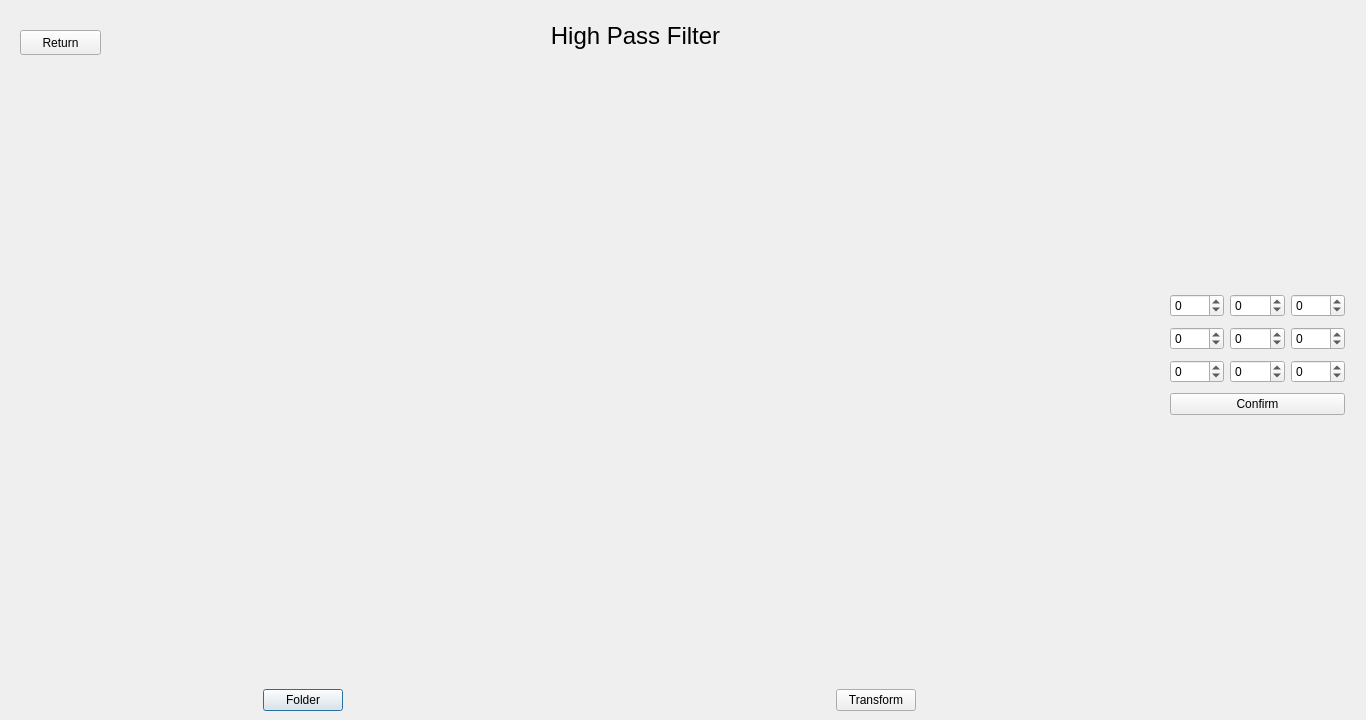
This is FiltOption/HighPassFilt/src/HighPassFilt/highpassfilt.ui in Rodelph/Image-Processing-Utility as Qt 5 draws it before an edit. The edited form follows.
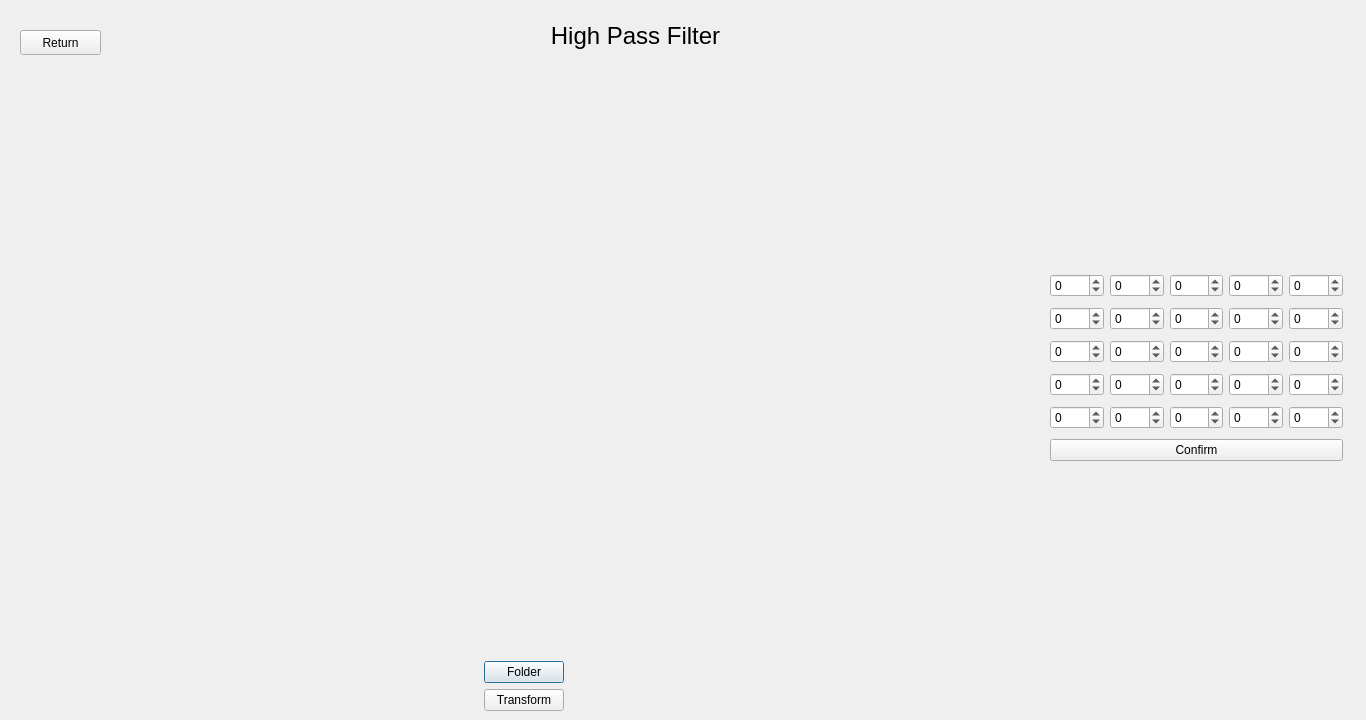
This is the edited form.

What changed in the file:
```diff
--- a/FiltOption/HighPassFilt/src/HighPassFilt/highpassfilt.ui
+++ b/FiltOption/HighPassFilt/src/HighPassFilt/highpassfilt.ui
@@ -35,9 +35,9 @@
    <property name="geometry">
     <rect>
      <x>19</x>
-     <y>70</y>
-     <width>1141</width>
-     <height>641</height>
+     <y>80</y>
+     <width>1011</width>
+     <height>631</height>
     </rect>
    </property>
    <layout class="QHBoxLayout" name="horizontalLayout">
@@ -57,17 +57,6 @@
         </property>
        </widget>
       </item>
-     </layout>
-    </item>
-    <item>
-     <layout class="QVBoxLayout" name="verticalLayout_2">
-      <item>
-       <widget class="QLabel" name="imageTrsLbl">
-        <property name="text">
-         <string/>
-        </property>
-       </widget>
-      </item>
       <item alignment="Qt::AlignHCenter">
        <widget class="QPushButton" name="transformBtn">
         <property name="text">
@@ -116,10 +105,10 @@
   <widget class="QWidget" name="verticalLayoutWidget">
    <property name="geometry">
     <rect>
-     <x>1170</x>
-     <y>290</y>
-     <width>175</width>
-     <height>129</height>
+     <x>1050</x>
+     <y>270</y>
+     <width>293</width>
+     <height>197</height>
     </rect>
    </property>
    <layout class="QVBoxLayout" name="verticalLayout_3">
@@ -155,10 +144,6 @@
         </property>
        </widget>
       </item>
-     </layout>
-    </item>
-    <item>
-     <layout class="QHBoxLayout" name="horizontalLayout_3">
       <item>
        <widget class="QSpinBox" name="spinBox_4">
         <property name="minimum">
@@ -179,6 +164,10 @@
         </property>
        </widget>
       </item>
+     </layout>
+    </item>
+    <item>
+     <layout class="QHBoxLayout" name="horizontalLayout_3">
       <item>
        <widget class="QSpinBox" name="spinBox_6">
         <property name="minimum">
@@ -189,10 +178,6 @@
         </property>
        </widget>
       </item>
-     </layout>
-    </item>
-    <item>
-     <layout class="QHBoxLayout" name="horizontalLayout_5">
       <item>
        <widget class="QSpinBox" name="spinBox_7">
         <property name="minimum">
@@ -215,6 +200,178 @@
       </item>
       <item>
        <widget class="QSpinBox" name="spinBox_9">
+        <property name="minimum">
+         <number>-99</number>
+        </property>
+        <property name="value">
+         <number>0</number>
+        </property>
+       </widget>
+      </item>
+      <item>
+       <widget class="QSpinBox" name="spinBox_10">
+        <property name="minimum">
+         <number>-99</number>
+        </property>
+        <property name="value">
+         <number>0</number>
+        </property>
+       </widget>
+      </item>
+     </layout>
+    </item>
+    <item>
+     <layout class="QHBoxLayout" name="horizontalLayout_5">
+      <item>
+       <widget class="QSpinBox" name="spinBox_11">
+        <property name="minimum">
+         <number>-99</number>
+        </property>
+        <property name="value">
+         <number>0</number>
+        </property>
+       </widget>
+      </item>
+      <item>
+       <widget class="QSpinBox" name="spinBox_12">
+        <property name="minimum">
+         <number>-99</number>
+        </property>
+        <property name="value">
+         <number>0</number>
+        </property>
+       </widget>
+      </item>
+      <item>
+       <widget class="QSpinBox" name="spinBox_13">
+        <property name="minimum">
+         <number>-99</number>
+        </property>
+        <property name="value">
+         <number>0</number>
+        </property>
+       </widget>
+      </item>
+      <item>
+       <widget class="QSpinBox" name="spinBox_14">
+        <property name="minimum">
+         <number>-99</number>
+        </property>
+        <property name="value">
+         <number>0</number>
+        </property>
+       </widget>
+      </item>
+      <item>
+       <widget class="QSpinBox" name="spinBox_15">
+        <property name="minimum">
+         <number>-99</number>
+        </property>
+        <property name="value">
+         <number>0</number>
+        </property>
+       </widget>
+      </item>
+     </layout>
+    </item>
+    <item>
+     <layout class="QHBoxLayout" name="horizontalLayout_6">
+      <item>
+       <widget class="QSpinBox" name="spinBox_16">
+        <property name="minimum">
+         <number>-99</number>
+        </property>
+        <property name="value">
+         <number>0</number>
+        </property>
+       </widget>
+      </item>
+      <item>
+       <widget class="QSpinBox" name="spinBox_17">
+        <property name="minimum">
+         <number>-99</number>
+        </property>
+        <property name="value">
+         <number>0</number>
+        </property>
+       </widget>
+      </item>
+      <item>
+       <widget class="QSpinBox" name="spinBox_18">
+        <property name="minimum">
+         <number>-99</number>
+        </property>
+        <property name="value">
+         <number>0</number>
+        </property>
+       </widget>
+      </item>
+      <item>
+       <widget class="QSpinBox" name="spinBox_19">
+        <property name="minimum">
+         <number>-99</number>
+        </property>
+        <property name="value">
+         <number>0</number>
+        </property>
+       </widget>
+      </item>
+      <item>
+       <widget class="QSpinBox" name="spinBox_20">
+        <property name="minimum">
+         <number>-99</number>
+        </property>
+        <property name="value">
+         <number>0</number>
+        </property>
+       </widget>
+      </item>
+     </layout>
+    </item>
+    <item>
+     <layout class="QHBoxLayout" name="horizontalLayout_7">
+      <item>
+       <widget class="QSpinBox" name="spinBox_21">
+        <property name="minimum">
+         <number>-99</number>
+        </property>
+        <property name="value">
+         <number>0</number>
+        </property>
+       </widget>
+      </item>
+      <item>
+       <widget class="QSpinBox" name="spinBox_22">
+        <property name="minimum">
+         <number>-99</number>
+        </property>
+        <property name="value">
+         <number>0</number>
+        </property>
+       </widget>
+      </item>
+      <item>
+       <widget class="QSpinBox" name="spinBox_23">
+        <property name="minimum">
+         <number>-99</number>
+        </property>
+        <property name="value">
+         <number>0</number>
+        </property>
+       </widget>
+      </item>
+      <item>
+       <widget class="QSpinBox" name="spinBox_24">
+        <property name="minimum">
+         <number>-99</number>
+        </property>
+        <property name="value">
+         <number>0</number>
+        </property>
+       </widget>
+      </item>
+      <item>
+       <widget class="QSpinBox" name="spinBox_25">
         <property name="minimum">
          <number>-99</number>
         </property>
```
